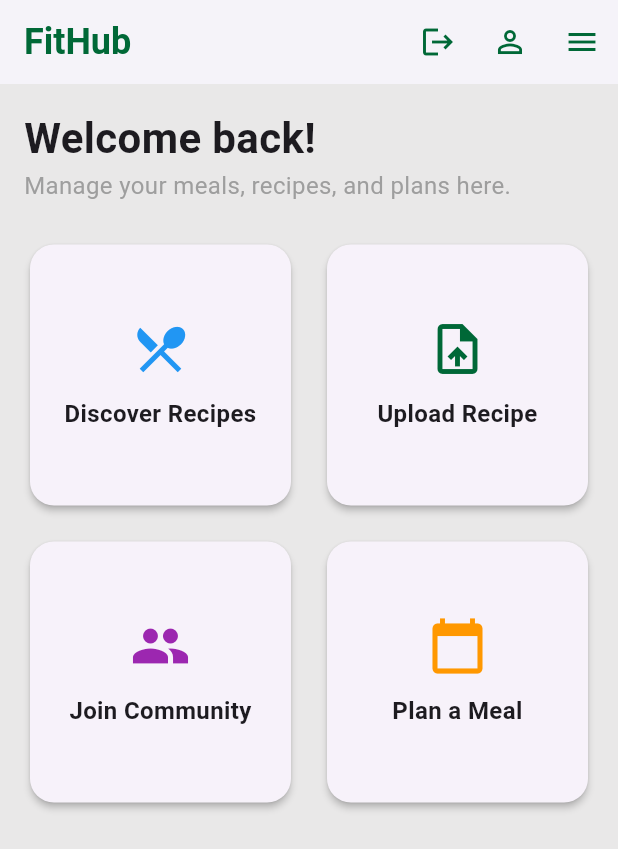
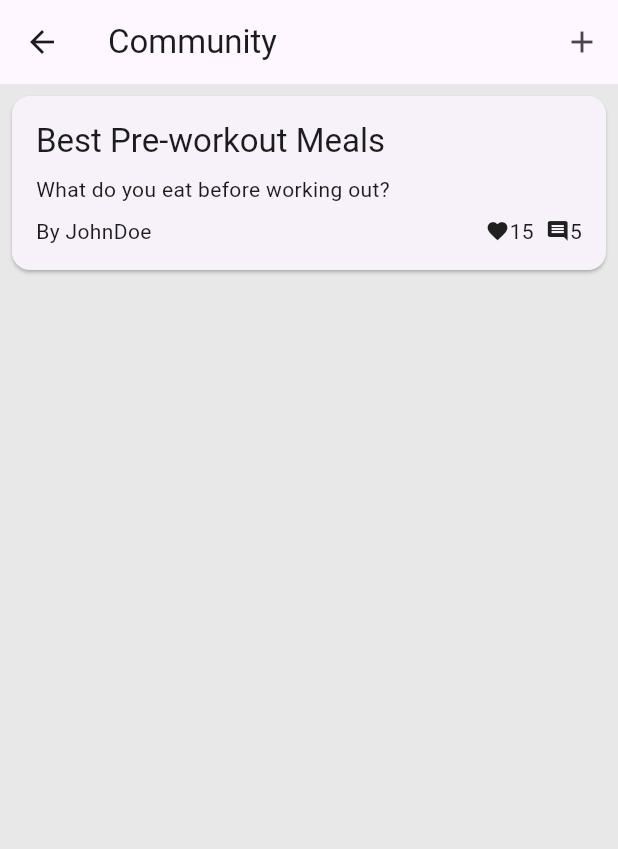
Before and after one commit to bounswe/bounswe2025group6, a Flutter app: the DashboardScreen screen opened directly, after a tap on "Join Community", on a phone screen of 412 x 824 dp. Shown: the top 849 px of the screen. Run offline on Flutter 3.47's test engine with Material 3 defaults, Android fonts, the phone set to English and light mode, and no system bars; our stand-ins replace file_picker, flutter_secure_storage; accounts and stored records are empty.

Commit message:
implement community ui, add bottom navigation bar to the dashboard

```diff
--- /dev/null
+++ b/mobile/lib/screens/community/community_screen.dart
@@ -0,0 +1,97 @@
+import 'package:flutter/material.dart';
+
+class CommunityScreen extends StatefulWidget {
+  const CommunityScreen({Key? key}) : super(key: key);
+
+  static const routeName = '/community';
+
+  @override
+  State<CommunityScreen> createState() => _CommunityScreenState();
+}
+
+class _CommunityScreenState extends State<CommunityScreen> {
+  final List<Map<String, dynamic>> _posts = [
+    {
+      'id': '1',
+      'title': 'Best Pre-workout Meals',
+      'content': 'What do you eat before working out?',
+      'author': 'JohnDoe',
+      'likes': 15,
+      'comments': 5,
+      'timestamp': DateTime.now().subtract(const Duration(hours: 2)),
+    },
+    // Add more mock posts here
+  ];
+
+  @override
+  Widget build(BuildContext context) {
+    return Scaffold(
+      appBar: AppBar(
+        title: const Text('Community'),
+        actions: [
+          IconButton(
+            icon: const Icon(Icons.add),
+            onPressed: () => Navigator.pushNamed(context, '/community/create'),
+          ),
+        ],
+      ),
+      body: ListView.builder(
+        itemCount: _posts.length,
+        itemBuilder: (context, index) {
+          final post = _posts[index];
+          return PostCard(post: post);
+        },
+      ),
+    );
+  }
+}
+
+class PostCard extends StatelessWidget {
+  final Map<String, dynamic> post;
+
+  const PostCard({Key? key, required this.post}) : super(key: key);
+
+  @override
+  Widget build(BuildContext context) {
+    return Card(
+      margin: const EdgeInsets.all(8.0),
+      child: InkWell(
+        onTap: () => Navigator.pushNamed(
+          context,
+          '/community/detail',
+          arguments: post,
+        ),
+        child: Padding(
+          padding: const EdgeInsets.all(16.0),
+          child: Column(
+            crossAxisAlignment: CrossAxisAlignment.start,
+            children: [
+              Text(
+                post['title'],
+                style: Theme.of(context).textTheme.titleLarge,
+              ),
+              const SizedBox(height: 8),
+              Text(post['content']),
+              const SizedBox(height: 8),
+              Row(
+                mainAxisAlignment: MainAxisAlignment.spaceBetween,
+                children: [
+                  Text('By ${post['author']}'),
+                  Row(
+                    children: [
+                      Icon(Icons.favorite, size: 16),
+                      Text('${post['likes']}'),
+                      const SizedBox(width: 8),
+                      Icon(Icons.comment, size: 16),
+                      Text('${post['comments']}'),
+                    ],
+                  ),
+                ],
+              ),
+            ],
+          ),
+        ),
+      ),
+    );
+  }
+}
--- a/mobile/lib/screens/dashboard_screen.dart
+++ b/mobile/lib/screens/dashboard_screen.dart
@@ -4,6 +4,7 @@ import '../services/storage_service.dart';
 import 'login_screen.dart';
 import 'profile_screen.dart';
 import '../services/auth_service.dart';
+import 'community/community_screen.dart';
 
 class DashboardScreen extends StatelessWidget {
   final AuthService? authService;
@@ -147,7 +148,9 @@ class DashboardScreen extends StatelessWidget {
                     icon: Icons.group,
                     title: 'Join Community',
                     color: Colors.purple,
-                    onTap: () {},
+                    onTap: () {
+                      Navigator.pushNamed(context, '/community');
+                    },
                   ),
                   _buildDashboardCard(
                     icon: Icons.calendar_today,
@@ -160,6 +163,35 @@ class DashboardScreen extends StatelessWidget {
             ],
           ),
         ),
+      ),
+      bottomNavigationBar: BottomNavigationBar(
+        currentIndex: 0,
+        selectedItemColor: AppTheme.primaryGreen,
+        unselectedItemColor: Colors.grey,
+        items: const [
+          BottomNavigationBarItem(
+            icon: Icon(Icons.home),
+            label: 'Home',
+          ),
+          BottomNavigationBarItem(
+            icon: Icon(Icons.group),
+            label: 'Community',
+          ),
+          BottomNavigationBarItem(
+            icon: Icon(Icons.person),
+            label: 'Profile',
+          ),
+        ],
+        onTap: (index) {
+          switch (index) {
+            case 1:
+              Navigator.pushNamed(context, '/community');
+              break;
+            case 2:
+              Navigator.pushNamed(context, ProfileScreen.routeName);
+              break;
+          }
+        },
       ),
     );
   }
```
Also changed, not shown: mobile/lib/main.dart (+10 -2 lines), mobile/lib/screens/community/create_post_screen.dart (added, +79 -0 lines), mobile/lib/screens/community/post_detail_screen.dart (added, +102 -0 lines), mobile/pubspec.lock.
